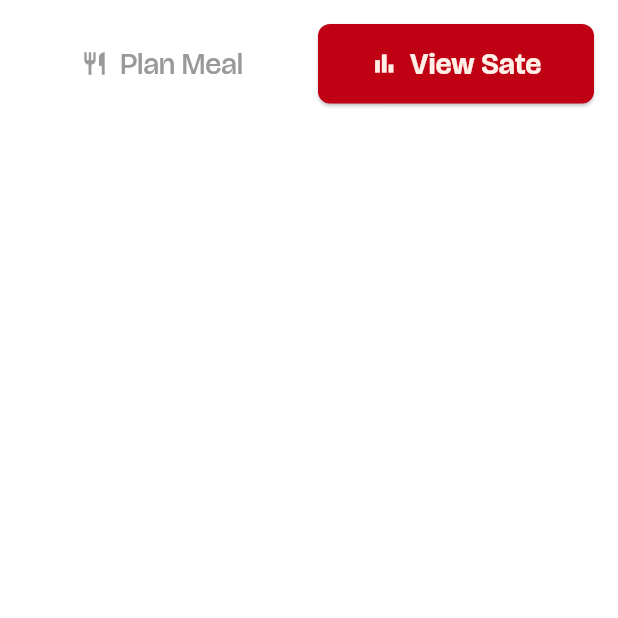
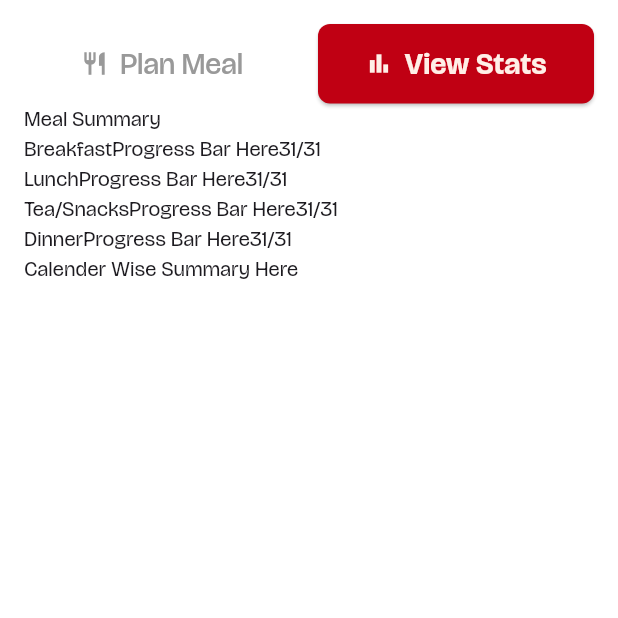
Before and after one commit to roamingworks/Roost, a Flutter app: the screen it shows after launch, scrolled down 201 dp, after a tap on "View Stats", on a phone screen of 412 x 824 dp, the top half of it. Run offline on Flutter 3.47's test engine with Material 3 defaults, Android fonts, the phone set to English and light mode, and no system bars; our stand-ins replace flutter_svg; project files that could hold a hidden picture were left out.

Commit message:
Fixed typos and added placeholders for contents in stats page

```diff
--- a/frontend/lib/main.dart
+++ b/frontend/lib/main.dart
@@ -4,15 +4,13 @@ import 'screens/dashboard.dart';
 import 'package:flutter_svg/flutter_svg.dart';
 import 'package:frontend/constants/colors.dart';
 
-
-void main(){
+void main() {
   runApp(MyApp());
 }
 
-class MyApp extends StatelessWidget{
+class MyApp extends StatelessWidget {
   @override
-  Widget build(BuildContext context){
-
+  Widget build(BuildContext context) {
     return MaterialApp(
       title: 'Hostelapp',
       theme: ThemeData(
@@ -21,9 +19,7 @@ class MyApp extends StatelessWidget{
         scaffoldBackgroundColor: Color(0xFFFFFFFF),
       ),
       home: HomePage(),
-      routes: {
-        "/view" : (context) => ViewState()
-      },
+      routes: {"/stats": (context) => ViewState()},
     );
   }
 }
@@ -34,23 +30,21 @@ class HomePage extends StatefulWidget {
 }
 
 class _HomePage extends State<HomePage> {
-
   int _currentIndex = 1;
 
   final List<Widget> _pages = [
     Center(child: Text('Home Page')),
     MealPlannerDashboard(),
-    Container(child: Text('Home'))
+    Container(child: Text('Home')),
   ];
 
-  void _onTapped(int index){
+  void _onTapped(int index) {
     setState(() {
       _currentIndex = index;
     });
   }
 
-  BottomNavigationBarItem customNavItem(String icon, int index){
-
+  BottomNavigationBarItem customNavItem(String icon, int index) {
     bool isSelected = _currentIndex == index;
 
     return BottomNavigationBarItem(
@@ -59,10 +53,13 @@ class _HomePage extends State<HomePage> {
         decoration: BoxDecoration(
           color: isSelected ? ColorTheme.appTertiary : Colors.transparent,
           shape: BoxShape.rectangle,
-          borderRadius: BorderRadius.all(Radius.circular(10))
+          borderRadius: BorderRadius.all(Radius.circular(10)),
         ),
 
-        child: SvgPicture.asset(icon,color: isSelected ? ColorTheme.appSecondary : ColorTheme.appTertiary,),
+        child: SvgPicture.asset(
+          icon,
+          color: isSelected ? ColorTheme.appSecondary : ColorTheme.appTertiary,
+        ),
       ),
       label: "",
     );
@@ -73,11 +70,11 @@ class _HomePage extends State<HomePage> {
     return Scaffold(
       body: _currentIndex < _pages.length ? _pages[_currentIndex] : _pages[0],
       bottomNavigationBar: Padding(
-
         padding: EdgeInsets.all(15),
         child: ClipRRect(
           borderRadius: BorderRadius.all(Radius.circular(20)),
-          child: BottomNavigationBar(  // Bottom navigator
+          child: BottomNavigationBar(
+            // Bottom navigator
             showSelectedLabels: false,
             showUnselectedLabels: false,
             currentIndex: _currentIndex,
@@ -85,12 +82,12 @@ class _HomePage extends State<HomePage> {
             backgroundColor: ColorTheme.appSecondary,
             type: BottomNavigationBarType.fixed,
             items: [
-            customNavItem("assets/icons/go.svg", 0),
-            customNavItem("assets/icons/calen.svg", 1),
-            customNavItem("assets/icons/profile.svg", 2),
+              customNavItem("assets/icons/go.svg", 0),
+              customNavItem("assets/icons/calen.svg", 1),
+              customNavItem("assets/icons/profile.svg", 2),
             ],
           ),
-        )
+        ),
       ),
     );
   }
--- a/frontend/lib/screens/dashboard.dart
+++ b/frontend/lib/screens/dashboard.dart
@@ -79,7 +79,7 @@ class _MealPlannerDashboardState extends State<MealPlannerDashboard> {
                   Expanded(
                     child: OutlinedButton.icon(
                       onPressed: () {
-                        Navigator.pushNamed(context, '/view');
+                        Navigator.pushNamed(context, '/stats');
                       },
                       icon: Icon(
                         Icons.bar_chart,
@@ -168,12 +168,11 @@ class _MealPlannerDashboardState extends State<MealPlannerDashboard> {
               Center(child: Column(children: [ToggleHostelButton()])),
               SizedBox(height: 20),
               Center(
-                child:Column(
-
+                child: Column(
                   spacing: 12,
                   children: [
                     Center(
-                    child:Row(
+                      child: Row(
                         mainAxisAlignment: MainAxisAlignment.center,
                         spacing: 30,
                         children: [
@@ -196,7 +195,7 @@ class _MealPlannerDashboardState extends State<MealPlannerDashboard> {
                           Text('   Lunch'),
                           ToggleFoodButton(initialValue: mealStatus['lunch']!),
                         ],
-                    ) ,
+                      ),
                     ),
                     Center(
                       child: Row(
@@ -218,12 +217,12 @@ class _MealPlannerDashboardState extends State<MealPlannerDashboard> {
                           Text('     Dinner'),
                           ToggleFoodButton(initialValue: mealStatus['dinner']!),
                         ],
-                    )
+                      ),
                     ),
                   ],
                 ),
               ),
-              SizedBox(height: 20,),
+              SizedBox(height: 20),
               Center(
                 child: Text(
                   "Today's Menu",
--- a/frontend/lib/screens/view_state.dart
+++ b/frontend/lib/screens/view_state.dart
@@ -1,4 +1,3 @@
-
 // UI Material
 import 'package:flutter/material.dart';
 
@@ -10,8 +9,7 @@ class ViewState extends StatefulWidget {
   State<ViewState> createState() => _ViewSate();
 }
 
-class _ViewSate extends State<ViewState>{
-
+class _ViewSate extends State<ViewState> {
   @override
   Widget build(BuildContext context) {
     return Scaffold(
@@ -54,7 +52,7 @@ class _ViewSate extends State<ViewState>{
                         color: ColorTheme.appSecondary,
                       ),
                       label: Text(
-                        'View Sate',
+                        'View Stats',
                         style: TextStyle(
                           fontSize: 20,
                           color: ColorTheme.appSecondary,
@@ -71,11 +69,48 @@ class _ViewSate extends State<ViewState>{
                     ),
                   ),
                 ],
-              )
-            ]
+              ),
+
+              Row(children: [Text("Meal Summary")]),
+
+              Column(
+                children: [
+                  Row(
+                    children: [
+                      Text("Breakfast"),
+                      Text("Progress Bar Here"),
+                      Text("31/31"),
+                    ],
+                  ),
+                  Row(
+                    children: [
+                      Text("Lunch"),
+                      Text("Progress Bar Here"),
+                      Text("31/31"),
+                    ],
+                  ),
+                  Row(
+                    children: [
+                      Text("Tea/Snacks"),
+                      Text("Progress Bar Here"),
+                      Text("31/31"),
+                    ],
+                  ),
+                  Row(
+                    children: [
+                      Text("Dinner"),
+                      Text("Progress Bar Here"),
+                      Text("31/31"),
+                    ],
+                  ),
+                ],
+              ),
+
+              Text("Calender Wise Summary Here"),
+            ],
           ),
-        )
-      )
+        ),
+      ),
     );
   }
 }
```
Lines whose indentation alone changed are shown as unchanged.
